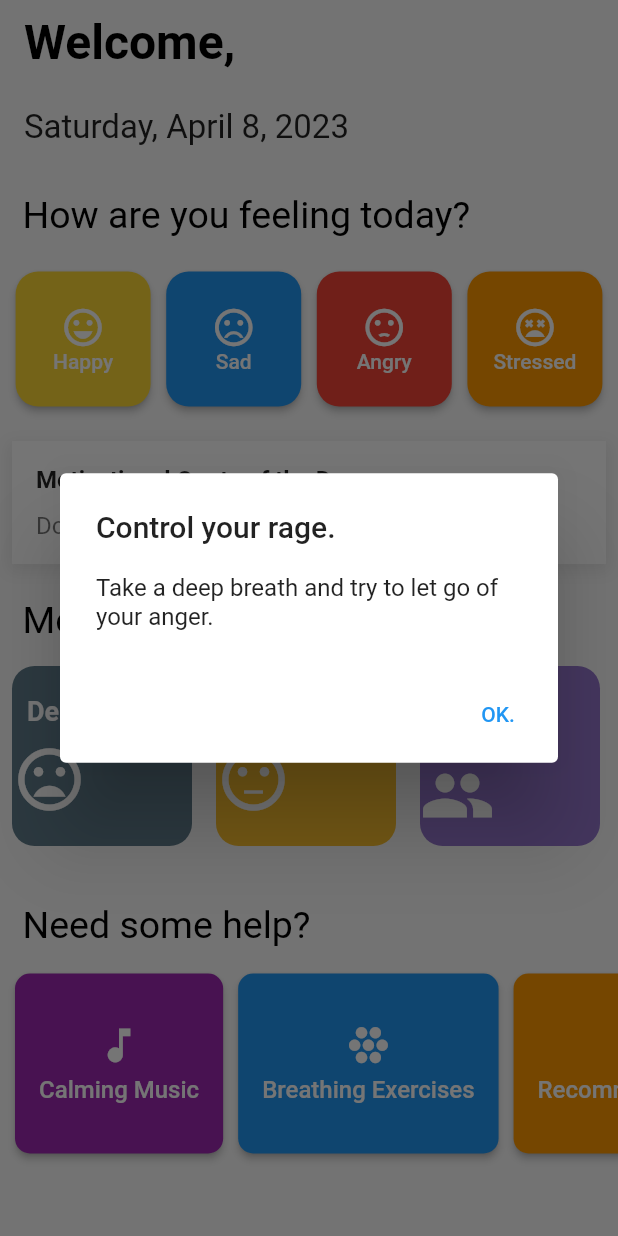
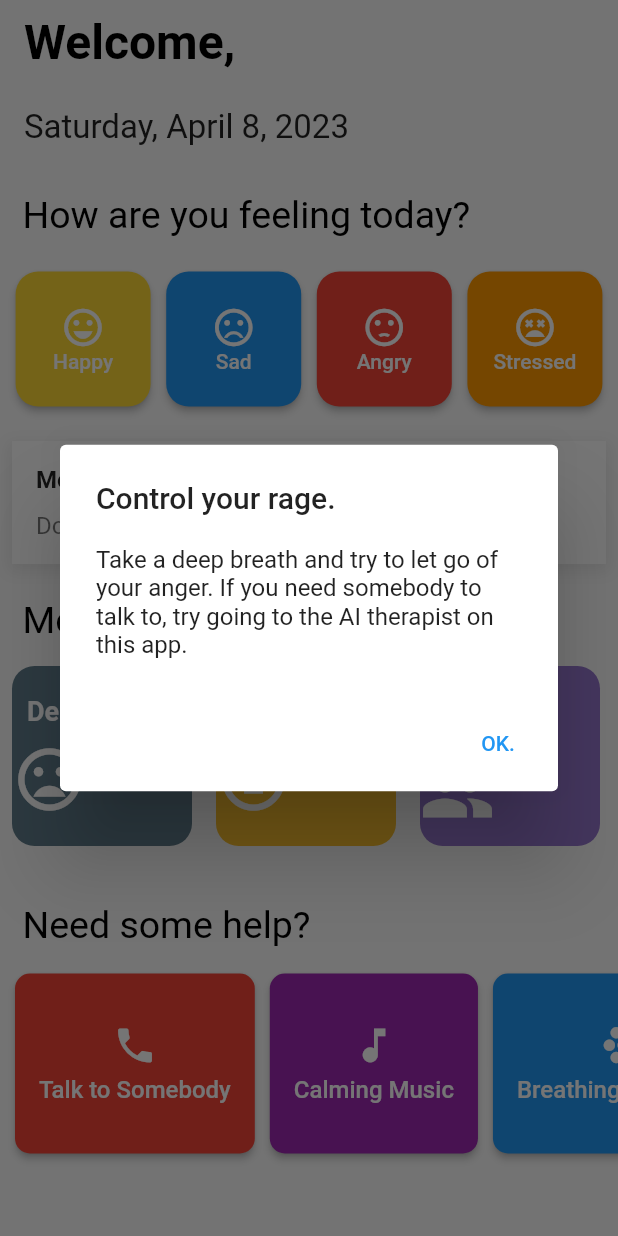
Before and after one commit to RagzDev/mental_health_app, a Flutter app: the MentalHealthResources screen opened directly, after a tap on "Angry", on a phone screen of 412 x 824 dp. Run offline on Flutter 3.47's test engine with Material 2 defaults, Android fonts, the phone set to English and light mode, and no system bars; our stand-ins replace flutter_secure_storage, flutter_svg; accounts and stored records are empty.

Commit message:
final touches

```diff
--- a/app/lib/pages/onboarding.dart
+++ b/app/lib/pages/onboarding.dart
@@ -16,12 +16,12 @@ class OnboardingPage extends StatelessWidget {
         child: Column(mainAxisAlignment: MainAxisAlignment.end, children: [
           SizedBox(height: 80),
           Text(
-            'BetterBrain',
+            'LiftMeUp',
             style: TextStyle(fontSize: 32.0, fontWeight: FontWeight.bold),
           ),
           SizedBox(height: 20),
           Text(
-            'Your personalised, all-in-one mental health app.',
+            'Mental wellbeing at your fingertips.',
             textAlign: TextAlign.center,
             style: TextStyle(fontSize: 20.0, fontWeight: FontWeight.w600),
           ),
--- a/app/lib/pages/resources.dart
+++ b/app/lib/pages/resources.dart
@@ -128,7 +128,7 @@ class _MentalHealthResourcesState extends State<MentalHealthResources> {
                         return AlertDialog(
                           title: Text("Hope you feel better."),
                           content: Text(
-                              "It's okay to feel sad sometimes. Take some time for yourself and do something that makes you happy."),
+                              "It's okay to feel sad sometimes. Take some time for yourself and do something that makes you happy. If this doesn't help, talk to our AI therapist."),
                           actions: <Widget>[
                             TextButton(
                               child: Text("OK"),
@@ -164,12 +164,12 @@ class _MentalHealthResourcesState extends State<MentalHealthResources> {
                         return AlertDialog(
                           title: Text("Control your rage."),
                           content: Text(
-                              "Take a deep breath and try to let go of your anger."),
+                              "Take a deep breath and try to let go of your anger. If you need somebody to talk to, try going to the AI therapist on this app."),
                           actions: <Widget>[
                             TextButton(
                               child: Text("OK."),
                               onPressed: () {
-                                Navigator.of(context).pop();
+                                Navigator.pop(context);
                               },
                             ),
                           ],
@@ -200,7 +200,7 @@ class _MentalHealthResourcesState extends State<MentalHealthResources> {
                         return AlertDialog(
                           title: Text("Feeling stressed!"),
                           content: Text(
-                              "Take a break and do something that relaxes you. You got this!"),
+                              "Take a break and do something that relaxes you. You got this! Try talking to our AI therapist to feel better."),
                           actions: <Widget>[
                             TextButton(
                               child: Text("OK"),
@@ -271,6 +271,40 @@ class _MentalHealthResourcesState extends State<MentalHealthResources> {
                 scrollDirection: Axis.horizontal,
                 padding: EdgeInsets.all(10),
                 children: [
+                  ElevatedButton(
+                    onPressed: () {
+                      // Navigate to hotlines/therapy page
+                      Navigator.of(context).push(MaterialPageRoute(
+                          builder: (context) => HotlinesPage()));
+                    },
+                    style: ElevatedButton.styleFrom(
+                      backgroundColor: Colors.red,
+                      shape: RoundedRectangleBorder(
+                        borderRadius: BorderRadius.circular(10),
+                      ),
+                    ),
+                    child: Column(
+                      mainAxisAlignment: MainAxisAlignment.center,
+                      children: [
+                        Icon(
+                          Icons.local_phone,
+                          size: 30,
+                          color: Colors.white,
+                        ),
+                        SizedBox(height: 5),
+                        Text(
+                          'Talk to Somebody',
+                          style: TextStyle(
+                            color: Colors.white,
+                            fontSize: 16,
+                          ),
+                        ),
+                      ],
+                    ),
+                  ),
+                  SizedBox(
+                    width: 10,
+                  ),
                   ElevatedButton(
                     onPressed: () {
                       Navigator.of(context).push(MaterialPageRoute(
@@ -366,37 +400,6 @@ class _MentalHealthResourcesState extends State<MentalHealthResources> {
                     ),
                   ),
                   SizedBox(width: 10),
-                  ElevatedButton(
-                    onPressed: () {
-                      // Navigate to hotlines/therapy page
-                      Navigator.of(context).push(MaterialPageRoute(
-                          builder: (context) => HotlinesPage()));
-                    },
-                    style: ElevatedButton.styleFrom(
-                      backgroundColor: Colors.red,
-                      shape: RoundedRectangleBorder(
-                        borderRadius: BorderRadius.circular(10),
-                      ),
-                    ),
-                    child: Column(
-                      mainAxisAlignment: MainAxisAlignment.center,
-                      children: [
-                        Icon(
-                          Icons.local_phone,
-                          size: 30,
-                          color: Colors.white,
-                        ),
-                        SizedBox(height: 5),
-                        Text(
-                          'Hotlines/Therapy',
-                          style: TextStyle(
-                            color: Colors.white,
-                            fontSize: 16,
-                          ),
-                        ),
-                      ],
-                    ),
-                  ),
                 ],
               ),
             ),
```
Also changed, not shown: python/payload.txt (+1 -1 lines), 1 other file.
